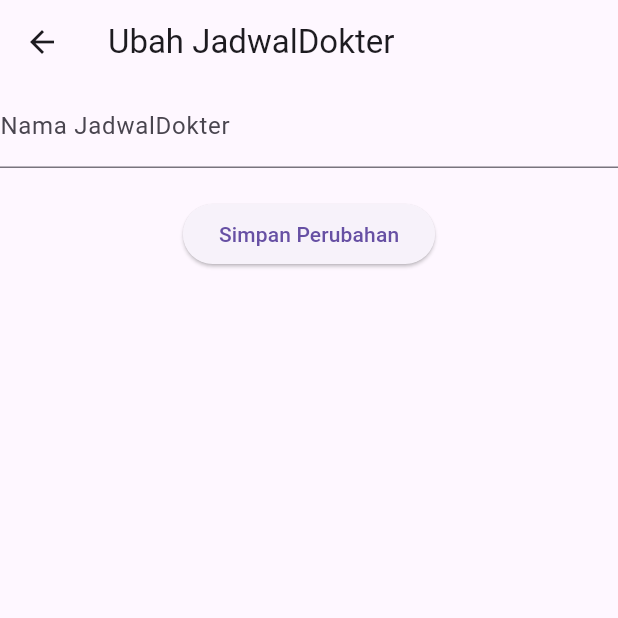
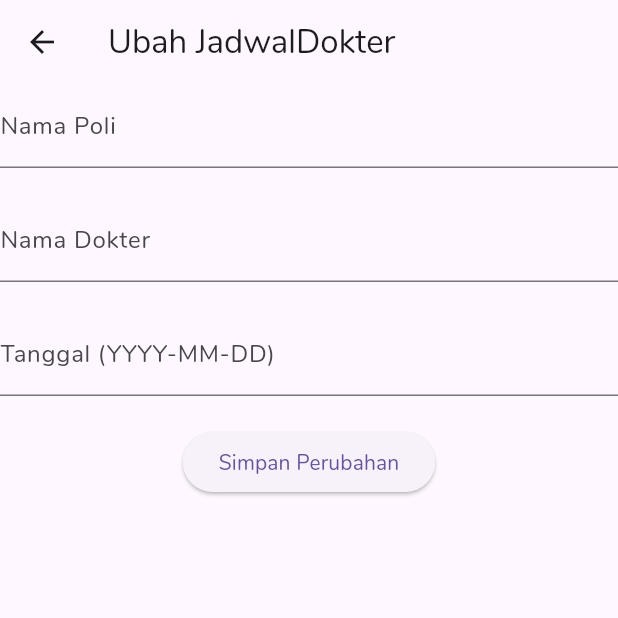
Before and after one commit to ferdinalaxewall/klinik_app, a Flutter app: the JadwalDokterUpdateForm screen opened directly with empty values, after a tap on "Simpan Perubahan", on a phone screen of 412 x 824 dp, the top half of it. Run offline on Flutter 3.47's test engine with Material 3 defaults, Android fonts, the light colour scheme and no system bars; our stand-ins replace dio, shared_preferences; accounts and stored records are empty; network calls fail.

Commit message:
Feature/Jadwal Dokter: Create CRUD Feature for Jadwal Dokter

```diff
--- a/lib/helper/api_client.dart
+++ b/lib/helper/api_client.dart
@@ -2,6 +2,10 @@ import 'package:dio/dio.dart';
 
 final Dio dio = Dio(
   BaseOptions(
+    // Base URL using MockAPI
+    // baseUrl: 'https://6661bc1c63e6a0189feb5448.mockapi.io/api/v1/',
+
+    // Base URL using Local NestJS App
     baseUrl: 'http://localhost:3000/',
     connectTimeout: const Duration(seconds: 5),
     receiveTimeout: const Duration(seconds: 3)
@@ -14,7 +18,6 @@ class ApiClient {
       final response = await dio.get(Uri.encodeFull(path));
       return response;
     } on DioException catch (e) {
-      print(e.message);
       throw Exception(e.message);
     }
   }
--- a/lib/main.dart
+++ b/lib/main.dart
@@ -10,8 +10,9 @@ Future<void> main() async {
     MaterialApp(
       title: 'Klinik',
       home: token != null ? Beranda() : Login(),
-      theme: ThemeData.light(
-        useMaterial3: true
+      theme: ThemeData(
+        useMaterial3: true,
+        fontFamily: 'Nunito'
       ),
       debugShowCheckedModeBanner: false,
     )
--- a/lib/service/jadwal_dokter_service.dart
+++ b/lib/service/jadwal_dokter_service.dart
@@ -13,7 +13,6 @@ class JadwalDokterService {
 
   Future<JadwalDokter> simpan(JadwalDokter jadwal_dokter) async {
     var data = jadwal_dokter.toJson();
-    print(data);
     final Response response = await ApiClient().post('jadwal-dokter', data);
     JadwalDokter result = JadwalDokter.fromJson(response.data);
 
--- a/lib/ui/jadwal_dokter/jadwal_dokter_detail.dart
+++ b/lib/ui/jadwal_dokter/jadwal_dokter_detail.dart
@@ -1,6 +1,5 @@
 import 'package:first_mobile_app/model/jadwal_dokter.dart';
 import 'package:first_mobile_app/service/jadwal_dokter_service.dart';
-import 'package:first_mobile_app/service/poli_service.dart';
 import 'package:first_mobile_app/ui/jadwal_dokter/jadwal_dokter_page.dart';
 import 'package:first_mobile_app/ui/jadwal_dokter/jadwal_dokter_update_form.dart';
 import 'package:flutter/material.dart';
@@ -91,7 +90,7 @@ class _JadwalDokterDetailState extends State<JadwalDokterDetail> {
                 stream: getData(),
                 builder: (context, AsyncSnapshot snapshot) => ElevatedButton(
                   onPressed: () async {
-                    await PoliService().hapus(snapshot.data).then(
+                    await JadwalDokterService().hapus(snapshot.data).then(
                       (value) {
                         Navigator.pop(context);
                         Navigator.pushReplacement(
--- a/lib/ui/jadwal_dokter/jadwal_dokter_form.dart
+++ b/lib/ui/jadwal_dokter/jadwal_dokter_form.dart
@@ -79,9 +79,7 @@ class _PoliFormState extends State<JadwalDokterForm> {
               MaterialPageRoute(
                 builder: (context) => JadwalDokterDetail(jadwal_dokter: value),
               ),
-            ).catchError((error) {
-              print(error);
-            });
+            );
           });
         },
         child: const Text("Simpan"));
--- a/lib/ui/jadwal_dokter/jadwal_dokter_update_form.dart
+++ b/lib/ui/jadwal_dokter/jadwal_dokter_update_form.dart
@@ -2,6 +2,7 @@ import 'package:first_mobile_app/model/jadwal_dokter.dart';
 import 'package:first_mobile_app/service/jadwal_dokter_service.dart';
 import 'package:first_mobile_app/ui/jadwal_dokter/jadwal_dokter_detail.dart';
 import 'package:flutter/material.dart';
+import 'package:intl/intl.dart';
 
 class JadwalDokterUpdateForm extends StatefulWidget {
   final JadwalDokter jadwal_dokter;
@@ -14,12 +15,16 @@ class JadwalDokterUpdateForm extends StatefulWidget {
 class _PoliUpdateFormState extends State<JadwalDokterUpdateForm> {
   final formKey = GlobalKey<FormState>();
   final namaPoliController = TextEditingController();
+  final namaDokterController = TextEditingController();
+  final tanggalController = TextEditingController();
 
   Future<JadwalDokter> getData() async {
     JadwalDokter data =
         await JadwalDokterService().getById(widget.jadwal_dokter.id.toString());
     setState(() {
       namaPoliController.text = data.namaPoli;
+      namaDokterController.text = data.namaDokter;
+      tanggalController.text = DateFormat('yyyy-MM-dd').format(data.tanggal);
     });
 
     return data;
@@ -40,8 +45,12 @@ class _PoliUpdateFormState extends State<JadwalDokterUpdateForm> {
           key: formKey,
           child: Column(
             children: [
-              fieldNamaPoli(),
-              const SizedBox(height: 20),
+                fieldNamaPoli(),
+                const SizedBox(height: 20),
+                fieldNamaDokter(),
+                const SizedBox(height: 20),
+                fieldTanggal(),
+                const SizedBox(height: 20),
               tombolSimpan()
             ],
           ),
@@ -52,8 +61,22 @@ class _PoliUpdateFormState extends State<JadwalDokterUpdateForm> {
 
   fieldNamaPoli() {
     return TextField(
-      decoration: const InputDecoration(labelText: "Nama JadwalDokter"),
+      decoration: const InputDecoration(labelText: "Nama Poli"),
       controller: namaPoliController,
+    );
+  }
+
+  fieldNamaDokter() {
+    return TextField(
+      decoration: const InputDecoration(labelText: "Nama Dokter"),
+      controller: namaDokterController,
+    );
+  }
+
+  fieldTanggal() {
+    return TextField(
+      decoration: const InputDecoration(labelText: "Tanggal (YYYY-MM-DD)"),
+      controller: tanggalController,
     );
   }
 
@@ -62,8 +85,8 @@ class _PoliUpdateFormState extends State<JadwalDokterUpdateForm> {
         onPressed: () async {
           JadwalDokter jadwal_dokter = JadwalDokter(
             namaPoli: namaPoliController.text,
-            namaDokter: "Dokter 1 Updated",
-            tanggal: DateTime.now(),
+            namaDokter: namaDokterController.text,
+            tanggal: DateFormat('yyyy-MM-dd').parse(tanggalController.text),
           );
           String id = widget.jadwal_dokter.id.toString();
 
```
Also changed, not shown: lib/ui/jadwal_dokter/jadwal_dokter_item.dart (+42 -3 lines), pubspec.yaml (+6 -6 lines), assets/fonts/Nunito-Black.ttf (added), assets/fonts/Nunito-Bold.ttf (added), assets/fonts/Nunito-Regular.ttf (added).
